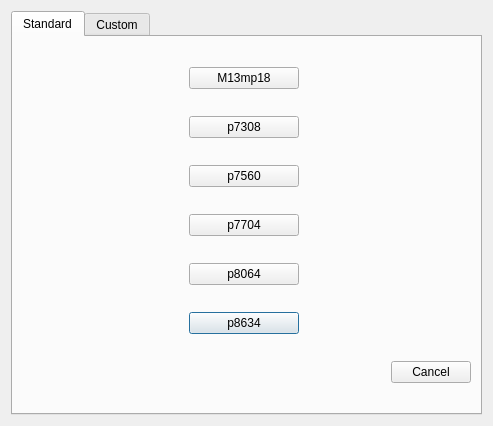
Above: ui/dialogs/addseq.ui from sdouglas/cadnano2 before the change. Below: the same form after it.
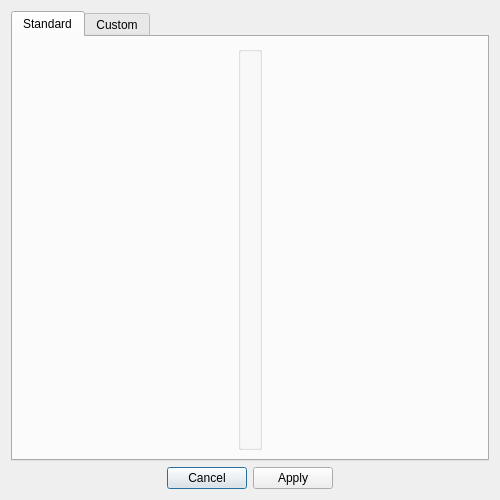
That is the form after the change.

Commit message: Finished new AddSeqTool dialog. Includes sequence validation and syntax highlighting.

Diff of the .ui file:
```diff
--- a/ui/dialogs/addseq.ui
+++ b/ui/dialogs/addseq.ui
@@ -6,8 +6,8 @@
    <rect>
     <x>0</x>
     <y>0</y>
-    <width>493</width>
-    <height>426</height>
+    <width>500</width>
+    <height>500</height>
    </rect>
   </property>
   <property name="windowTitle">
@@ -27,101 +27,42 @@
        <string>Standard</string>
       </attribute>
       <layout class="QGridLayout" name="standardTabGridLayout">
-       <item row="3" column="2">
-        <spacer name="horizontalSpacer">
-         <property name="orientation">
-          <enum>Qt::Horizontal</enum>
-         </property>
-         <property name="sizeHint" stdset="0">
-          <size>
-           <width>40</width>
-           <height>20</height>
-          </size>
-         </property>
-        </spacer>
-       </item>
-       <item row="5" column="1">
-        <widget class="QPushButton" name="p8634Button">
-         <property name="text">
-          <string>p8634</string>
-         </property>
-        </widget>
-       </item>
-       <item row="4" column="1">
-        <widget class="QPushButton" name="p8064Button">
-         <property name="text">
-          <string>p8064</string>
-         </property>
-        </widget>
-       </item>
-       <item row="3" column="1">
-        <widget class="QPushButton" name="p7704Button">
-         <property name="text">
-          <string>p7704</string>
-         </property>
-        </widget>
-       </item>
-       <item row="3" column="0">
-        <spacer name="horizontalSpacer_2">
-         <property name="orientation">
-          <enum>Qt::Horizontal</enum>
-         </property>
-         <property name="sizeHint" stdset="0">
-          <size>
-           <width>40</width>
-           <height>20</height>
-          </size>
-         </property>
-        </spacer>
-       </item>
-       <item row="2" column="1">
-        <widget class="QPushButton" name="p7560Button">
-         <property name="minimumSize">
-          <size>
-           <width>110</width>
-           <height>0</height>
-          </size>
-         </property>
-         <property name="text">
-          <string>p7560</string>
-         </property>
-        </widget>
-       </item>
-       <item row="1" column="1">
-        <widget class="QPushButton" name="p7308Button">
-         <property name="minimumSize">
-          <size>
-           <width>110</width>
-           <height>0</height>
-          </size>
-         </property>
-         <property name="text">
-          <string>p7308</string>
-         </property>
-        </widget>
-       </item>
        <item row="0" column="1">
-        <widget class="QPushButton" name="m13mp18Button">
-         <property name="minimumSize">
-          <size>
-           <width>110</width>
-           <height>0</height>
-          </size>
+        <widget class="QGroupBox" name="groupBox">
+         <property name="title">
+          <string/>
          </property>
-         <property name="text">
-          <string>M13mp18</string>
-         </property>
-         <property name="default">
+         <property name="flat">
           <bool>true</bool>
          </property>
+         <layout class="QVBoxLayout" name="verticalLayout"/>
         </widget>
        </item>
-       <item row="6" column="2">
-        <widget class="QDialogButtonBox" name="standardButtonBox">
-         <property name="standardButtons">
-          <set>QDialogButtonBox::Cancel</set>
+       <item row="0" column="2">
+        <spacer name="horizontalSpacer_2">
+         <property name="orientation">
+          <enum>Qt::Horizontal</enum>
          </property>
-        </widget>
+         <property name="sizeHint" stdset="0">
+          <size>
+           <width>40</width>
+           <height>20</height>
+          </size>
+         </property>
+        </spacer>
+       </item>
+       <item row="0" column="0">
+        <spacer name="horizontalSpacer">
+         <property name="orientation">
+          <enum>Qt::Horizontal</enum>
+         </property>
+         <property name="sizeHint" stdset="0">
+          <size>
+           <width>40</width>
+           <height>20</height>
+          </size>
+         </property>
+        </spacer>
        </item>
       </layout>
      </widget>
@@ -129,28 +70,24 @@
       <attribute name="title">
        <string>Custom</string>
       </attribute>
-      <layout class="QGridLayout" name="customTabGridLayout">
-       <item row="1" column="0">
-        <widget class="QDialogButtonBox" name="customButtonBox">
-         <property name="standardButtons">
-          <set>QDialogButtonBox::Apply|QDialogButtonBox::Cancel</set>
-         </property>
-        </widget>
-       </item>
-       <item row="0" column="0">
-        <widget class="QPlainTextEdit" name="sequencePlainTextEdit">
-         <property name="tabChangesFocus">
-          <bool>true</bool>
-         </property>
-         <property name="backgroundVisible">
-          <bool>false</bool>
-         </property>
-        </widget>
+      <layout class="QVBoxLayout" name="verticalLayout_2">
+       <item>
+        <widget class="QTextEdit" name="seqTextEdit"/>
        </item>
       </layout>
      </widget>
     </widget>
    </item>
+   <item row="1" column="0">
+    <widget class="QDialogButtonBox" name="customButtonBox">
+     <property name="standardButtons">
+      <set>QDialogButtonBox::Apply|QDialogButtonBox::Cancel</set>
+     </property>
+     <property name="centerButtons">
+      <bool>true</bool>
+     </property>
+    </widget>
+   </item>
   </layout>
  </widget>
  <tabstops>
```
Left out of the diff: 138 changed lines with no effect on the pictures. The commit also changes 8 other files.
